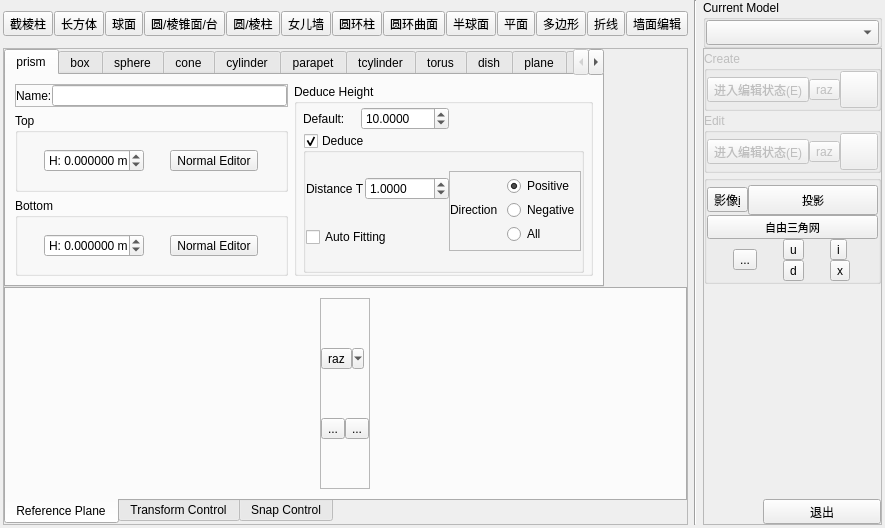
StOriJimmy/CloudCompare, file qCC/ui_templates/bdr3DGeometryEditPanel.ui: the form before one commit.
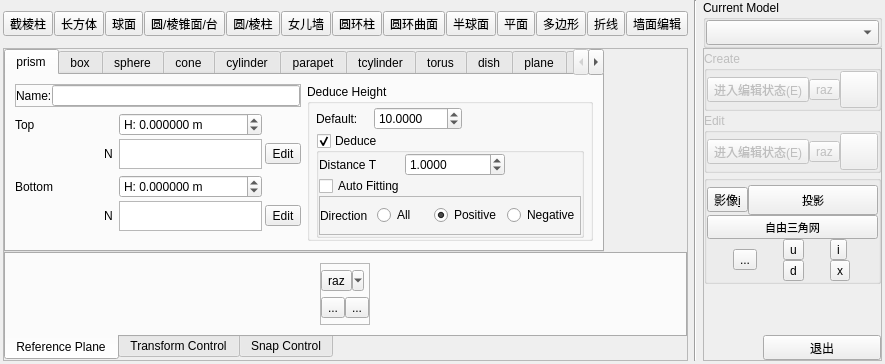
The form after the commit. Icons and pictures are not drawn.

```diff
--- a/qCC/ui_templates/bdr3DGeometryEditPanel.ui
+++ b/qCC/ui_templates/bdr3DGeometryEditPanel.ui
@@ -7,7 +7,7 @@
     <x>0</x>
     <y>0</y>
     <width>632</width>
-    <height>528</height>
+    <height>335</height>
    </rect>
   </property>
   <property name="sizePolicy">
@@ -579,44 +579,107 @@
           <string>prism</string>
          </attribute>
          <layout class="QGridLayout" name="gridLayout_5">
-          <item row="1" column="0">
-           <widget class="QGroupBox" name="groupBox">
-            <property name="title">
-             <string>Top</string>
-            </property>
-            <property name="flat">
-             <bool>true</bool>
-            </property>
+          <item row="2" column="0">
             <layout class="QGridLayout" name="gridLayout_3">
-             <property name="leftMargin">
-              <number>0</number>
-             </property>
-             <property name="topMargin">
-              <number>0</number>
-             </property>
-             <property name="rightMargin">
-              <number>0</number>
-             </property>
-             <property name="bottomMargin">
-              <number>0</number>
-             </property>
              <property name="spacing">
-              <number>0</number>
-             </property>
+             <number>3</number>
+            </property>
+            <item row="0" column="1">
+             <widget class="QDoubleSpinBox" name="blockBottomDoubleSpinBox">
+              <property name="sizePolicy">
+               <sizepolicy hsizetype="Minimum" vsizetype="Fixed">
+                <horstretch>0</horstretch>
+                <verstretch>0</verstretch>
+               </sizepolicy>
+              </property>
+              <property name="toolTip">
+               <string>底面高度</string>
+              </property>
+              <property name="prefix">
+               <string>H: </string>
+              </property>
+              <property name="suffix">
+               <string> m</string>
+              </property>
+              <property name="decimals">
+               <number>6</number>
+              </property>
+              <property name="minimum">
+               <double>-9999999999999.000000000000000</double>
+              </property>
+              <property name="singleStep">
+               <double>0.010000000000000</double>
+              </property>
+              <property name="value">
+               <double>0.000000000000000</double>
+              </property>
+             </widget>
+            </item>
              <item row="0" column="0">
+             <widget class="QLabel" name="label_40">
+              <property name="text">
+               <string>Bottom</string>
+              </property>
+             </widget>
+            </item>
+            <item row="1" column="2">
+             <widget class="QToolButton" name="blockBottomNormalEditToolButton">
+              <property name="text">
+               <string>Edit</string>
+              </property>
+              <property name="icon">
+               <iconset resource="../icones.qrc">
+                <normaloff>:/CC/Stocker/images/stocker/editor1.png</normaloff>:/CC/Stocker/images/stocker/editor1.png</iconset>
+              </property>
+              <property name="iconSize">
+               <size>
+                <width>24</width>
+                <height>24</height>
+               </size>
+              </property>
+             </widget>
+            </item>
+            <item row="1" column="1">
+             <widget class="QPlainTextEdit" name="blockBottomNormalPlainTextEdit">
+              <property name="sizePolicy">
+               <sizepolicy hsizetype="Ignored" vsizetype="MinimumExpanding">
+                <horstretch>0</horstretch>
+                <verstretch>0</verstretch>
+               </sizepolicy>
+              </property>
+              <property name="maximumSize">
+               <size>
+                <width>16777215</width>
+                <height>30</height>
+               </size>
+              </property>
+             </widget>
+            </item>
+            <item row="1" column="0">
+             <widget class="QLabel" name="label_42">
+              <property name="text">
+               <string>N </string>
+              </property>
+              <property name="alignment">
+               <set>Qt::AlignRight|Qt::AlignTrailing|Qt::AlignVCenter</set>
+              </property>
+             </widget>
+            </item>
+           </layout>
+          </item>
+          <item row="1" column="0">
+           <layout class="QGridLayout" name="gridLayout_8">
+            <property name="spacing">
+             <number>3</number>
+            </property>
+            <item row="0" column="1">
               <widget class="QDoubleSpinBox" name="blockTopDoubleSpinBox">
                <property name="sizePolicy">
-                <sizepolicy hsizetype="Fixed" vsizetype="Fixed">
+               <sizepolicy hsizetype="Minimum" vsizetype="Fixed">
                  <horstretch>0</horstretch>
                  <verstretch>0</verstretch>
                 </sizepolicy>
                </property>
-               <property name="maximumSize">
-                <size>
-                 <width>100</width>
-                 <height>16777215</height>
-                </size>
-               </property>
                <property name="toolTip">
                 <string>顶面高度</string>
                </property>
@@ -640,86 +703,63 @@
                </property>
               </widget>
              </item>
-             <item row="0" column="1">
+            <item row="0" column="0">
+             <widget class="QLabel" name="label_29">
+              <property name="text">
+               <string>Top</string>
+              </property>
+             </widget>
+            </item>
+            <item row="1" column="2">
               <widget class="QToolButton" name="blockTopNormalEditToolButton">
                <property name="text">
-                <string>Normal Editor</string>
-               </property>
-              </widget>
-             </item>
-            </layout>
-           </widget>
-          </item>
-          <item row="2" column="0">
-           <widget class="QGroupBox" name="groupBox_2">
-            <property name="title">
-             <string>Bottom</string>
-            </property>
-            <property name="flat">
-             <bool>true</bool>
-            </property>
-            <layout class="QGridLayout" name="gridLayout_4">
-             <property name="leftMargin">
-              <number>0</number>
-             </property>
-             <property name="topMargin">
-              <number>0</number>
-             </property>
-             <property name="rightMargin">
-              <number>0</number>
-             </property>
-             <property name="bottomMargin">
-              <number>0</number>
-             </property>
-             <property name="spacing">
-              <number>0</number>
-             </property>
-             <item row="0" column="0">
-              <widget class="QDoubleSpinBox" name="blockBottomDoubleSpinBox">
+               <string>Edit</string>
+              </property>
+              <property name="icon">
+               <iconset resource="../icones.qrc">
+                <normaloff>:/CC/Stocker/images/stocker/editor1.png</normaloff>:/CC/Stocker/images/stocker/editor1.png</iconset>
+              </property>
+              <property name="iconSize">
+               <size>
+                <width>24</width>
+                <height>24</height>
+               </size>
+              </property>
+             </widget>
+            </item>
+            <item row="1" column="1">
+             <widget class="QPlainTextEdit" name="blockTopNormalPlainTextEdit">
                <property name="sizePolicy">
-                <sizepolicy hsizetype="Minimum" vsizetype="Fixed">
+               <sizepolicy hsizetype="Ignored" vsizetype="MinimumExpanding">
                  <horstretch>0</horstretch>
                  <verstretch>0</verstretch>
                 </sizepolicy>
                </property>
+              <property name="minimumSize">
+               <size>
+                <width>0</width>
+                <height>0</height>
+               </size>
+              </property>
                <property name="maximumSize">
                 <size>
-                 <width>100</width>
-                 <height>16777215</height>
-                </size>
-               </property>
-               <property name="toolTip">
-                <string>底面高度</string>
-               </property>
-               <property name="prefix">
-                <string>H: </string>
-               </property>
-               <property name="suffix">
-                <string> m</string>
-               </property>
-               <property name="decimals">
-                <number>6</number>
-               </property>
-               <property name="minimum">
-                <double>-9999999999999.000000000000000</double>
-               </property>
-               <property name="singleStep">
-                <double>0.010000000000000</double>
-               </property>
-               <property name="value">
-                <double>0.000000000000000</double>
-               </property>
-              </widget>
-             </item>
-             <item row="0" column="1">
-              <widget class="QToolButton" name="blockBottomNormalEditToolButton">
+                <width>16777215</width>
+                <height>30</height>
+               </size>
+              </property>
+             </widget>
+            </item>
+            <item row="1" column="0">
+             <widget class="QLabel" name="label_41">
                <property name="text">
-                <string>Normal Editor</string>
+               <string>N </string>
+              </property>
+              <property name="alignment">
+               <set>Qt::AlignRight|Qt::AlignTrailing|Qt::AlignVCenter</set>
                </property>
               </widget>
              </item>
             </layout>
-           </widget>
           </item>
           <item row="0" column="0">
            <widget class="QFrame" name="blockNameFrame">
@@ -774,7 +814,7 @@
             </layout>
            </widget>
           </item>
-          <item row="0" column="1" rowspan="3">
+          <item row="0" column="1" rowspan="4">
            <widget class="QGroupBox" name="blockDeduceTotalGroupBox">
             <property name="maximumSize">
              <size>
@@ -860,19 +900,6 @@
                 <property name="spacing">
                  <number>0</number>
                 </property>
-                <item row="0" column="0">
-                 <widget class="QLabel" name="label_26">
-                  <property name="minimumSize">
-                   <size>
-                    <width>58</width>
-                    <height>0</height>
-                   </size>
-                  </property>
-                  <property name="text">
-                   <string>Distance T</string>
-                  </property>
-                 </widget>
-                </item>
                 <item row="0" column="1" colspan="2">
                  <widget class="QDoubleSpinBox" name="blockDeduceDistanceThresholdDoubleSpinBox">
                   <property name="maximumSize">
@@ -895,14 +922,20 @@
                   </property>
                  </widget>
                 </item>
-                <item row="1" column="0" colspan="2">
-                 <widget class="QCheckBox" name="blockDeduceAutoFitCheckBox">
+                <item row="0" column="0">
+                 <widget class="QLabel" name="label_26">
+                  <property name="minimumSize">
+                   <size>
+                    <width>58</width>
+                    <height>0</height>
+                   </size>
+                  </property>
                   <property name="text">
-                   <string>Auto Fitting</string>
+                   <string>Distance T</string>
                   </property>
                  </widget>
                 </item>
-                <item row="0" column="3" rowspan="2">
+                <item row="2" column="0" colspan="4">
                  <widget class="QFrame" name="frame_4">
                   <property name="frameShape">
                    <enum>QFrame::StyledPanel</enum>
@@ -910,7 +943,7 @@
                   <property name="frameShadow">
                    <enum>QFrame::Raised</enum>
                   </property>
-                  <layout class="QGridLayout" name="gridLayout_20">
+                  <layout class="QHBoxLayout" name="horizontalLayout_6">
                    <property name="leftMargin">
                     <number>0</number>
                    </property>
@@ -923,20 +956,21 @@
                    <property name="bottomMargin">
                     <number>0</number>
                    </property>
-                   <property name="horizontalSpacing">
-                    <number>9</number>
-                   </property>
-                   <property name="verticalSpacing">
-                    <number>0</number>
-                   </property>
-                   <item row="1" column="1">
-                    <widget class="QRadioButton" name="blockDeduceNegativeRadioButton">
+                   <item>
+                    <widget class="QLabel" name="label_27">
+                     <property name="text">
+                      <string>Direction</string>
+                     </property>
+                    </widget>
+                   </item>
+                   <item>
+                    <widget class="QRadioButton" name="blockDeduceAllRadioButton">
                      <property name="text">
-                      <string>Negative</string>
+                      <string>All</string>
                      </property>
                     </widget>
                    </item>
-                   <item row="0" column="1">
+                   <item>
                     <widget class="QRadioButton" name="blockDeducePositiveRadioButton">
                      <property name="text">
                       <string>Positive</string>
@@ -946,23 +980,23 @@
                      </property>
                     </widget>
                    </item>
-                   <item row="2" column="1">
-                    <widget class="QRadioButton" name="blockDeduceAllRadioButton">
+                   <item>
+                    <widget class="QRadioButton" name="blockDeduceNegativeRadioButton">
                      <property name="text">
-                      <string>All</string>
-                     </property>
-                    </widget>
-                   </item>
-                   <item row="1" column="0">
-                    <widget class="QLabel" name="label_27">
-                     <property name="text">
-                      <string>Direction</string>
+                      <string>Negative</string>
                      </property>
                     </widget>
                    </item>
                   </layout>
                  </widget>
                 </item>
+                <item row="1" column="0">
+                 <widget class="QCheckBox" name="blockDeduceAutoFitCheckBox">
+                  <property name="text">
+                   <string>Auto Fitting</string>
+                  </property>
+                 </widget>
+                </item>
                </layout>
               </widget>
              </item>
```
Lines whose indentation alone changed are shown as unchanged.
